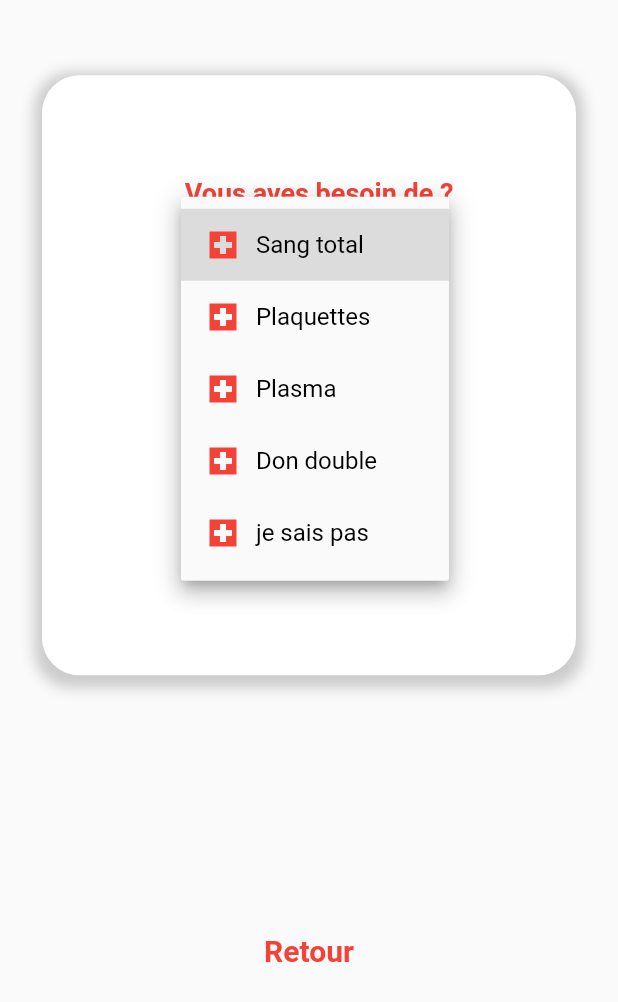
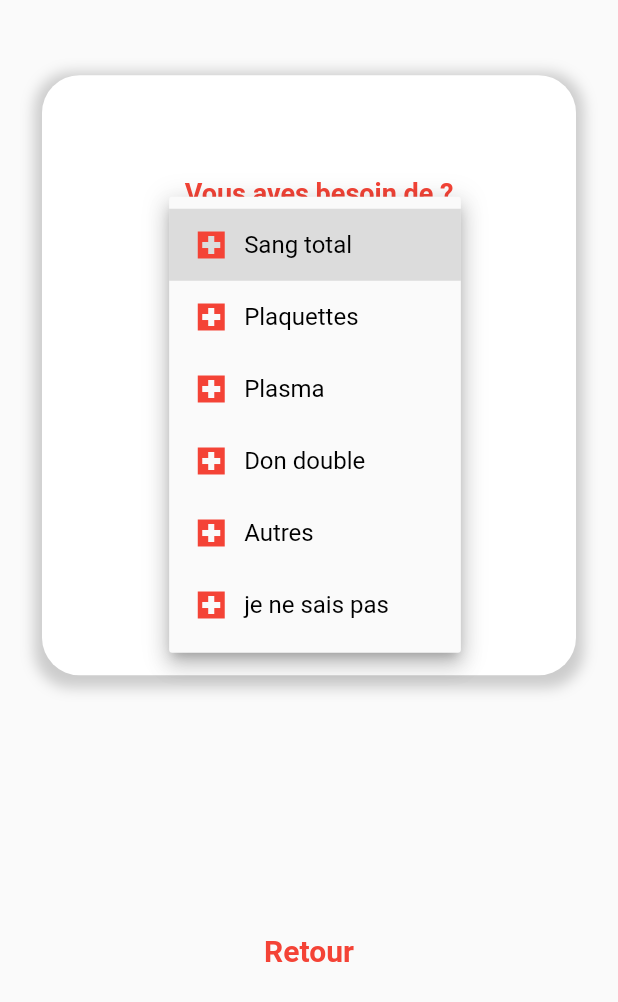
Before and after one commit to HAFDIAHMED/redhope_blood, a Flutter app: the BesoinPanel screen opened directly, after a tap on the "arrow drop down" icon, on a phone screen of 412 x 824 dp, the part 234-1236 px from its top. Run offline on Flutter 3.47's test engine with Material 2 defaults, Android fonts, the phone set to English and light mode, and no system bars; our stand-ins replace flutter_speed_dial, font_awesome_flutter; missing offline and left inert: sign_button.

Commit message:
new changes

```diff
--- a/lib/besoin_panel.dart
+++ b/lib/besoin_panel.dart
@@ -39,12 +39,19 @@ class _BesoinPanelState extends State<BesoinPanel> {
           Icons.local_hospital_sharp,
           color: Colors.red,
         )),
-    const Item(
-        'je sais pas',
+         const Item(
+        'Autres',
         Icon(
           Icons.local_hospital_sharp,
           color: Colors.red,
         )),
+    const Item(
+        'je ne sais pas',
+        Icon(
+          Icons.local_hospital_sharp,
+          color: Colors.red,
+        )),
+
   ];
   @override
   Widget build(BuildContext context) {
--- a/lib/menu_pages/demande_sang.dart
+++ b/lib/menu_pages/demande_sang.dart
@@ -171,13 +171,13 @@ class _DemandeSangState extends State<DemandeSang> {
                                                   textAlign: TextAlign.center,
                                                   style: TextStyle(
                                                       fontSize: 18,
-                                                      color: Colors.red,
+                                                      color: Colors.black,
                                                       fontWeight:
                                                           FontWeight.bold)),
                                               SizedBox(
                                                 height: 30,
                                               ),
-                                              Text(" Donnder du sang  ",
+                                              Text(" Donner du sang  ",
                                                   textAlign: TextAlign.left,
                                                   style: TextStyle(
                                                       fontSize: 18,
```
